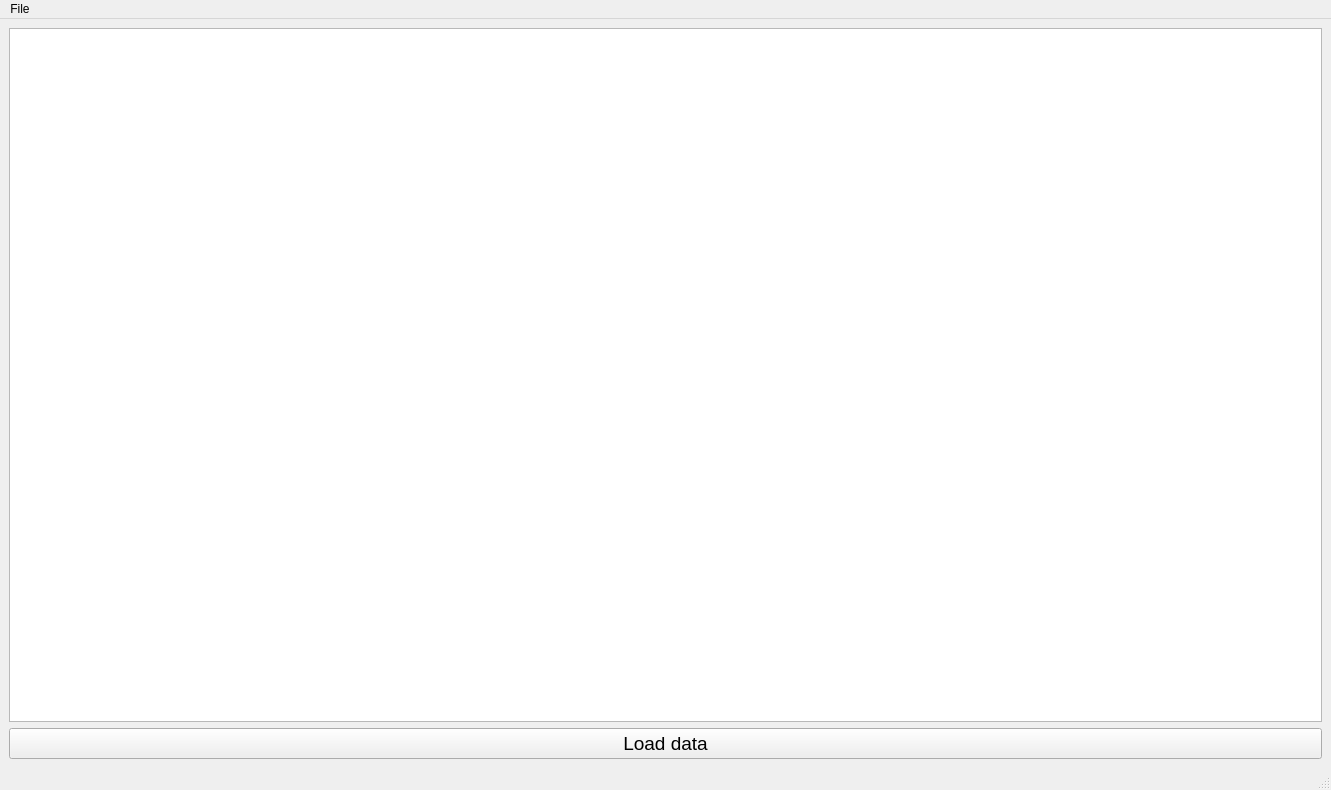
Before: the Qt Designer form ui/mainwindow.ui in ggajda/Adapter-IM6, drawn with Qt 5.
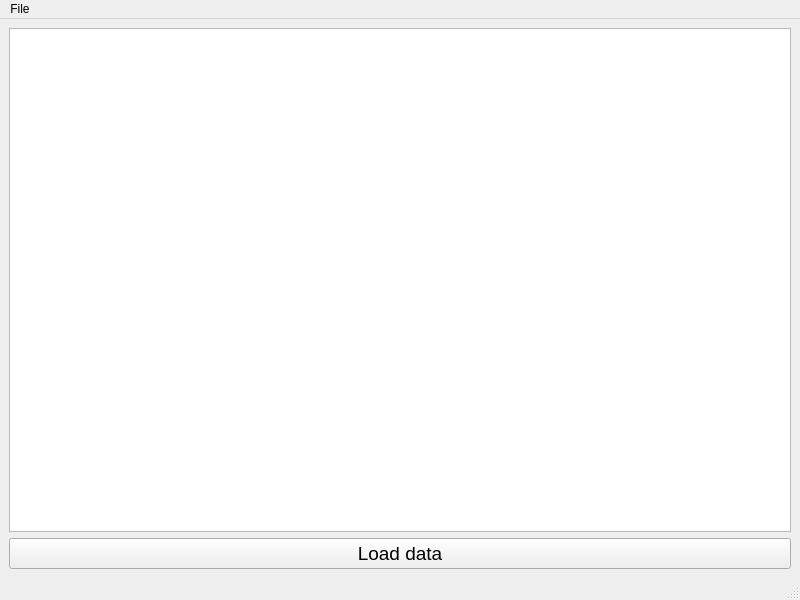
After: the same form once the commit is applied. Icons and pictures are not drawn.

Commit message: ui at folder 2

```diff
--- a/ui/mainwindow.ui
+++ b/ui/mainwindow.ui
@@ -9,8 +9,8 @@
    <rect>
     <x>0</x>
     <y>0</y>
-    <width>1331</width>
-    <height>790</height>
+    <width>800</width>
+    <height>600</height>
    </rect>
   </property>
   <property name="windowTitle">
@@ -51,7 +51,7 @@
          <bool>false</bool>
         </attribute>
         <attribute name="horizontalHeaderDefaultSectionSize">
-         <number>300</number>
+         <number>200</number>
         </attribute>
         <attribute name="horizontalHeaderHighlightSections">
          <bool>false</bool>
@@ -84,7 +84,7 @@
     <rect>
      <x>0</x>
      <y>0</y>
-     <width>1331</width>
+     <width>800</width>
      <height>26</height>
     </rect>
    </property>
```
The commit also changes 3 other files.
